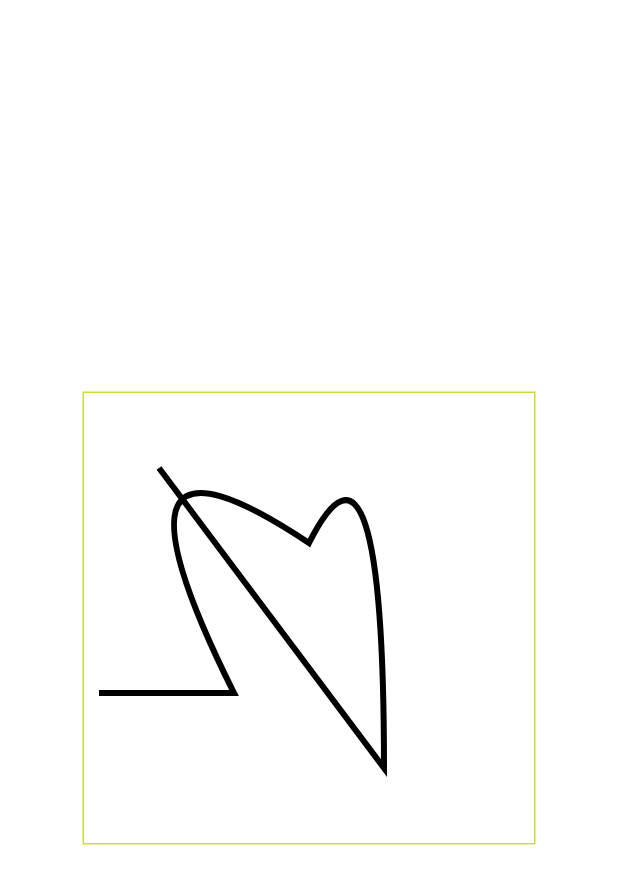
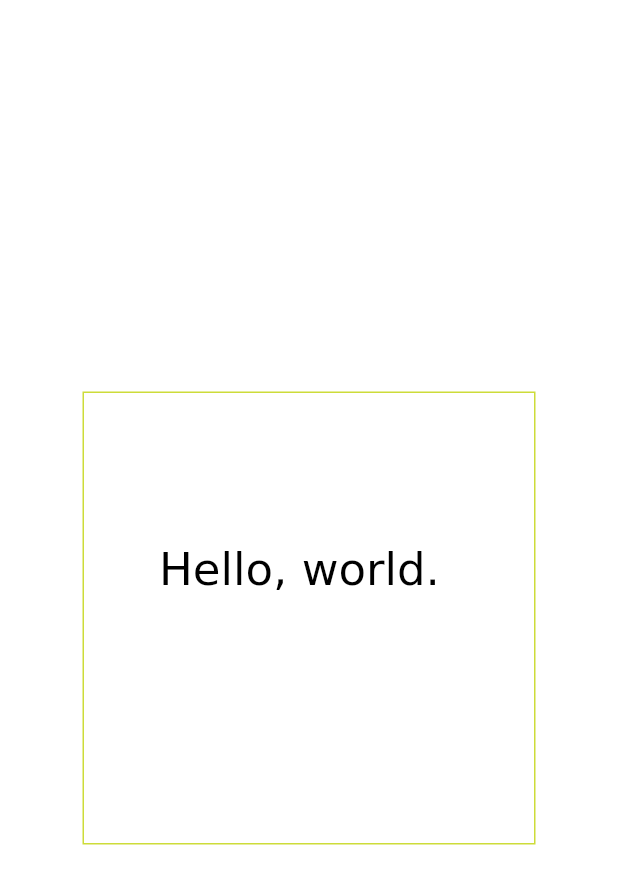
Before and after one commit to dreadedLines/flutter_demo, a Flutter app: the screen it shows after launch, after a tap on "9. Painting", on a phone screen of 412 x 824 dp. Shown: the top 884 px of the screen. Run offline on Flutter 3.47's test engine with Material 3 defaults, Android fonts, the phone set to English and light mode, and no system bars; our stand-ins replace firebase_auth, firebase_core, get_it, shared_preferences, sqflite; accounts and stored records are empty; generated files the repository leaves out were written again.

Commit message:
Change path to text

```diff
--- a/lib/ui/demos/9_painting/painting_demo.dart
+++ b/lib/ui/demos/9_painting/painting_demo.dart
@@ -1,5 +1,6 @@
 import 'package:flutter/material.dart';
 import 'dart:math' as math;
+import 'dart:ui' as ui;
 
 class PaintingDemo extends StatefulWidget {
   const PaintingDemo({super.key});
@@ -38,18 +39,21 @@ class MyPainter extends CustomPainter {
   ..strokeWidth = 4;
   @override
   void paint(Canvas canvas, Size size) {
-    final path = Path()
-      ..moveTo(50, 50)
-      ..lineTo(200, 250)
-      ..quadraticBezierTo(200, 0, 150, 100)
-      ..quadraticBezierTo(0, 0, 100, 200)
-      ..lineTo(10, 200)
-      ;
-    final paint = Paint()
-      ..color = Colors.black
-      ..style = PaintingStyle.stroke
-      ..strokeWidth = 4;
-    canvas.drawPath(path, paint);
+    final textStyle = ui.TextStyle(
+      color: Colors.black,
+      fontSize: 30,
+    );
+    final paragraphStyle = ui.ParagraphStyle(
+      textDirection: TextDirection.ltr,
+    );
+    final paragraphBuilder = ui.ParagraphBuilder(paragraphStyle)
+      ..pushStyle(textStyle)
+      ..addText('Hello, world.');
+    final constraints = ui.ParagraphConstraints(width: 300);
+    final paragraph = paragraphBuilder.build();
+    paragraph.layout(constraints);
+    final offset = Offset(50, 100);
+    canvas.drawParagraph(paragraph, offset);
   }
 
   @override
```
